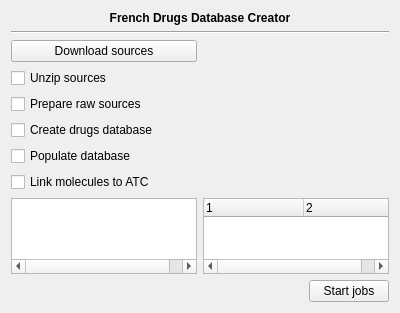
Before: the Qt Designer form freetoolbox/plugins/drugsdb/frenchdrugsdatabasewidget.ui in FreeHealth/freehealth, drawn with Qt 5.
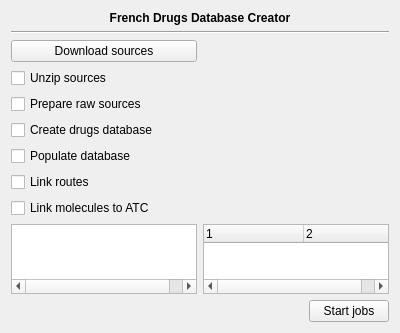
After: the same form once the commit is applied.

Commit message: FreeToolBox: - Fr db keep authorization full string

The edit to the form file:
```diff
--- a/freetoolbox/plugins/drugsdb/frenchdrugsdatabasewidget.ui
+++ b/freetoolbox/plugins/drugsdb/frenchdrugsdatabasewidget.ui
@@ -7,7 +7,7 @@
     <x>0</x>
     <y>0</y>
     <width>400</width>
-    <height>313</height>
+    <height>328</height>
    </rect>
   </property>
   <property name="windowTitle">
@@ -58,14 +58,7 @@
      </property>
     </widget>
    </item>
-   <item row="7" column="0" colspan="2">
-    <widget class="QCheckBox" name="linkMols">
-     <property name="text">
-      <string>Link molecules to ATC</string>
-     </property>
-    </widget>
-   </item>
-   <item row="8" column="0">
+   <item row="10" column="0">
     <widget class="QTreeWidget" name="messages">
      <property name="toolTip">
       <string>MESSAGES</string>
@@ -91,7 +84,7 @@
      </column>
     </widget>
    </item>
-   <item row="8" column="1">
+   <item row="10" column="1">
     <widget class="QTreeWidget" name="errors">
      <property name="toolTip">
       <string>ERRORS</string>
@@ -117,7 +110,7 @@
      </column>
     </widget>
    </item>
-   <item row="9" column="0" colspan="2">
+   <item row="11" column="0" colspan="2">
     <layout class="QHBoxLayout" name="horizontalLayout">
      <item>
       <spacer name="horizontalSpacer">
@@ -155,6 +148,20 @@
      </property>
     </widget>
    </item>
+   <item row="8" column="0">
+    <widget class="QCheckBox" name="routes">
+     <property name="text">
+      <string>Link routes</string>
+     </property>
+    </widget>
+   </item>
+   <item row="9" column="0">
+    <widget class="QCheckBox" name="linkMols">
+     <property name="text">
+      <string>Link molecules to ATC</string>
+     </property>
+    </widget>
+   </item>
   </layout>
  </widget>
  <resources/>
```
The commit also changes 1 other file.
